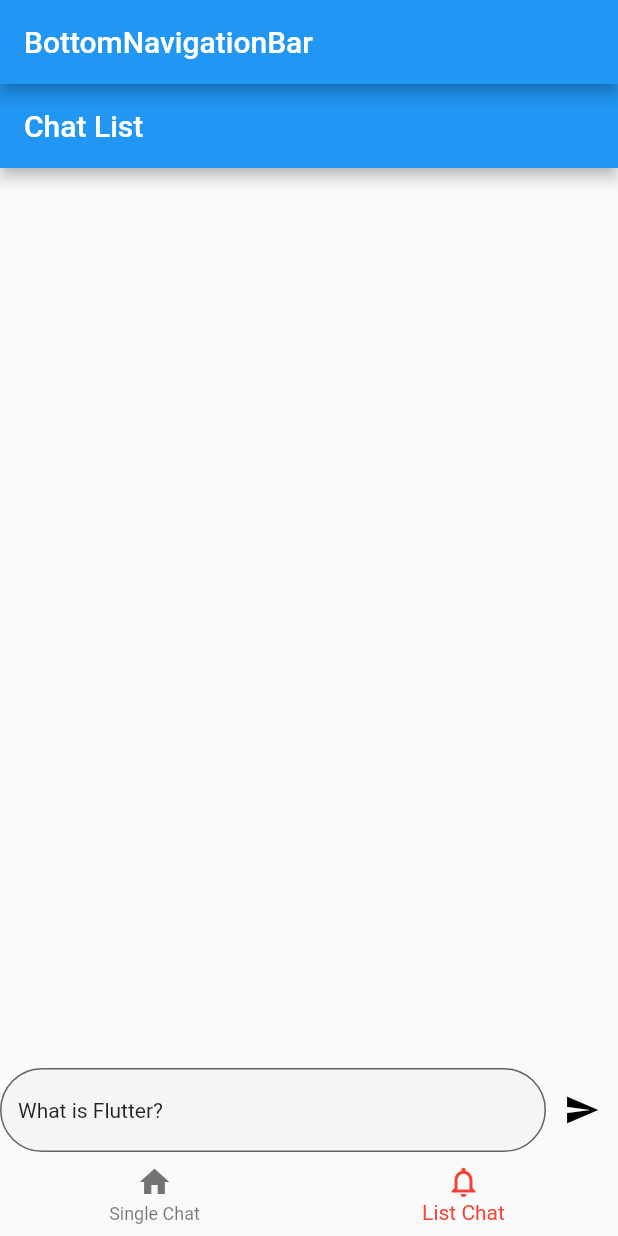
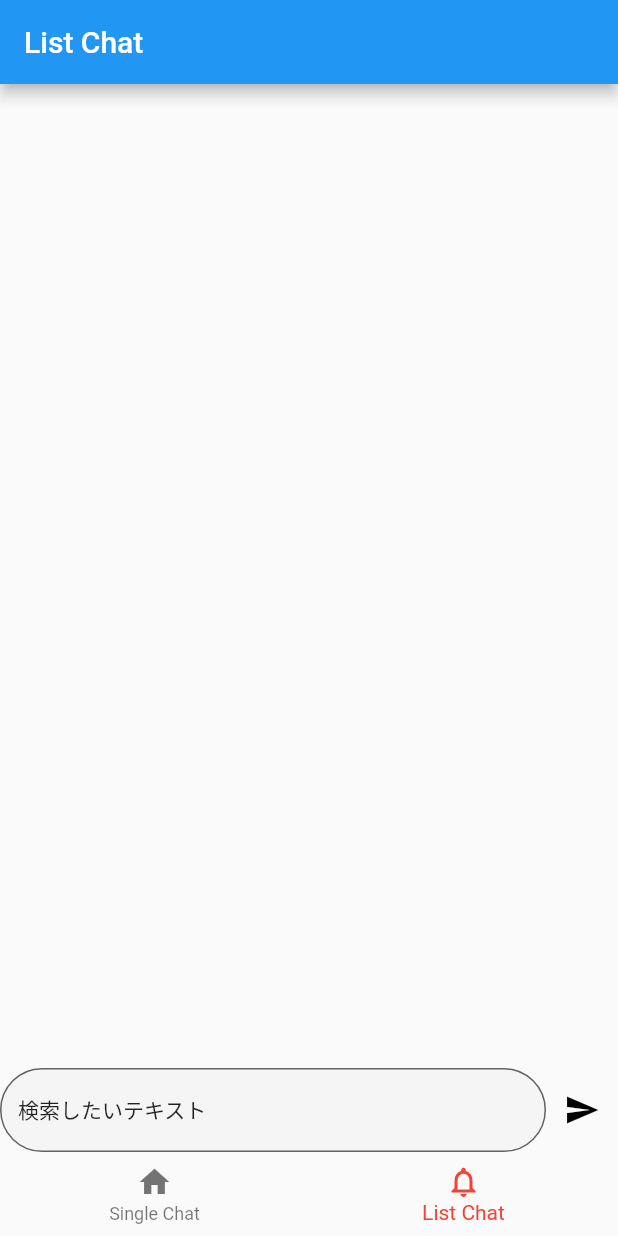
Before and after one commit to uni51/flu_textbook_v2_chatgpt, a Flutter app: the screen it shows after launch, item 2 of the bottom bar chosen, on a phone screen of 412 x 824 dp. Run offline on Flutter 3.47's test engine with Material 2 defaults, Android fonts, the phone set to English and light mode, and no system bars; our stand-ins replace flutter_dotenv; missing offline and left inert: chat_gpt_sdk.

Commit message:
appBarが二重に表示されていた箇所等の修正

```diff
--- a/lib/list_chat.dart
+++ b/lib/list_chat.dart
@@ -3,11 +3,7 @@ import 'package:flutter/material.dart';
 import 'package:flutter_dotenv/flutter_dotenv.dart';
 
 class Message {
-  const Message(
-      this.message,
-      this.sendTime, {
-        required this.fromChatGpt
-      });
+  const Message(this.message, this.sendTime, {required this.fromChatGpt});
 
   final String message;
   final bool fromChatGpt;
@@ -34,7 +30,7 @@ class _ListChatState extends State<ListChat> {
   );
 
   final _textEditingController = TextEditingController(
-    text: 'What is Flutter?',
+    text: '検索したいテキスト',
   );
   final _scrollController = ScrollController();
 
@@ -48,17 +44,11 @@ class _ListChatState extends State<ListChat> {
   static Color colorAvatar = Color.fromARGB(0xFF, 0x76, 0x5a, 0x44);
   static Color colorInput = Color.fromARGB(0xFF, 0xf5, 0xf5, 0xf5);
 
-
-
-
   @override
   Widget build(BuildContext context) {
     final deviceWidth = MediaQuery.of(context).size.width;
 
     return Scaffold(
-      appBar: AppBar(
-        title: Text(widget.title),
-      ),
       body: Center(
         child: Column(
           mainAxisAlignment: MainAxisAlignment.center,
@@ -87,19 +77,19 @@ class _ListChatState extends State<ListChat> {
                                       backgroundColor: colorAvatar,
                                       child: Padding(
                                         padding: const EdgeInsets.all(4.0),
-                                        child:
-                                        Image.asset('assets/images/openai.png'),
+                                        child: Image.asset(
+                                            'assets/images/openai.png'),
                                       ))),
                             Row(
                               crossAxisAlignment: CrossAxisAlignment.end,
                               children: [
-                                if(!message.fromChatGpt)
+                                if (!message.fromChatGpt)
                                   Text(_formatDateTime(message.sendTime)),
                                 Padding(
                                   padding: const EdgeInsets.all(8.0),
                                   child: Container(
-                                    constraints:
-                                    BoxConstraints(maxWidth: deviceWidth * 0.7),
+                                    constraints: BoxConstraints(
+                                        maxWidth: deviceWidth * 0.7),
                                     decoration: BoxDecoration(
                                       color: message.fromChatGpt
                                           ? colorOthersMessage
@@ -117,7 +107,7 @@ class _ListChatState extends State<ListChat> {
                                     ),
                                   ),
                                 ),
-                                if(message.fromChatGpt)
+                                if (message.fromChatGpt)
                                   Text(_formatDateTime(message.sendTime)),
                               ],
                             ),
@@ -135,7 +125,9 @@ class _ListChatState extends State<ListChat> {
                     fillColor: colorInput,
                     filled: true,
                     border: OutlineInputBorder(
-                          borderRadius: BorderRadius.circular(32),),),
+                      borderRadius: BorderRadius.circular(32),
+                    ),
+                  ),
                 )),
                 IconButton(
                     onPressed: _isLoading
@@ -158,7 +150,6 @@ class _ListChatState extends State<ListChat> {
   String _formatDateTime(DateTime dateTime) {
     return '${dateTime.hour}:${dateTime.minute.toString().padLeft(2, '0')}';
   }
-
 
   void _onTapSend(String userMessage) {
     setState(() {
@@ -191,7 +182,7 @@ class _ListChatState extends State<ListChat> {
     return response!.choices.first.text;
   }
 
-  void _scrollDown(){
+  void _scrollDown() {
     WidgetsBinding.instance.addPostFrameCallback((_) {
       _scrollController.animateTo(_scrollController.position.maxScrollExtent,
           duration: const Duration(milliseconds: 500),
--- a/lib/main.dart
+++ b/lib/main.dart
@@ -13,7 +13,7 @@ class MyApp extends StatelessWidget {
   @override
   Widget build(BuildContext context) {
     return const MaterialApp(
-      title: 'demo',
+      title: 'Chat Gpt Demo',
       home: Home(),
     );
   }
@@ -30,19 +30,34 @@ class _HomeState extends State<Home> {
   // 選択中フッターメニューのインデックスを一時保存する用変数
   int selectedIndex = 0;
 
+  static const String singleChatTitle = 'Single Chat';
+  static const String listChatTitle = 'List Chat';
+
   // 切り替える画面のリスト
-  List<Widget> display = [const SingleChat(), const ListChat(title: 'Chat List')];
+  List<Widget> display = [
+    const SingleChat(
+      title: singleChatTitle,
+    ),
+    const ListChat(title: listChatTitle)
+  ];
+
+  String get appBarTitle {
+    return selectedIndex == 0 ? singleChatTitle : listChatTitle;
+  }
 
   @override
   Widget build(BuildContext context) {
     return Scaffold(
-        appBar: AppBar(title: const Text('BottomNavigationBar')),
+        appBar: AppBar(
+          title: Text(appBarTitle), // AppBarにタイトルを追加
+        ),
         body: display[selectedIndex],
         bottomNavigationBar: BottomNavigationBar(
           items: const [
-            BottomNavigationBarItem(icon: Icon(Icons.home), label: 'Single Chat'),
             BottomNavigationBarItem(
-                icon: Icon(Icons.notifications_none), label: 'List Chat'),
+                icon: Icon(Icons.home), label: singleChatTitle),
+            BottomNavigationBarItem(
+                icon: Icon(Icons.notifications_none), label: listChatTitle),
           ],
           // 現在選択されているフッターメニューのインデックス
           currentIndex: selectedIndex,
--- a/lib/single_chat.dart
+++ b/lib/single_chat.dart
@@ -5,10 +5,9 @@ import 'package:http/http.dart' as http;
 import 'package:flutter_dotenv/flutter_dotenv.dart';
 
 class SingleChat extends StatefulWidget {
-  // const SingleChat(this.title, {Key? key}) : super(key: key);
-  const SingleChat({Key? key}) : super(key: key);
+  const SingleChat({super.key, required this.title});
 
-  // final String title;
+  final String title;
 
   @override
   State<SingleChat> createState() => _SingleChatState();
@@ -22,17 +21,11 @@ class _SingleChatState extends State<SingleChat> {
   @override
   void initState() {
     super.initState();
-
-    // callApi();
   }
 
   @override
   Widget build(BuildContext context) {
     return Scaffold(
-      appBar: AppBar(
-        backgroundColor: Theme.of(context).colorScheme.inversePrimary,
-        // title: Text(widget.title),
-      ),
       body: Center(
         child: SingleChildScrollView(
           child: Column(
```
Lines whose indentation alone changed are shown as unchanged.
